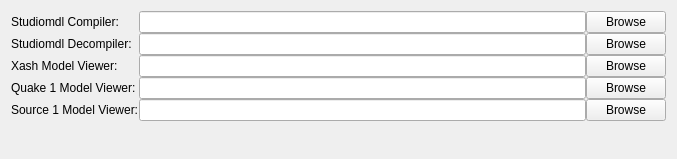
Old version of the form src/hlam/ui/options/OptionsPageExternalPrograms.ui in the repository SamVanheer/HalfLifeAssetManager.
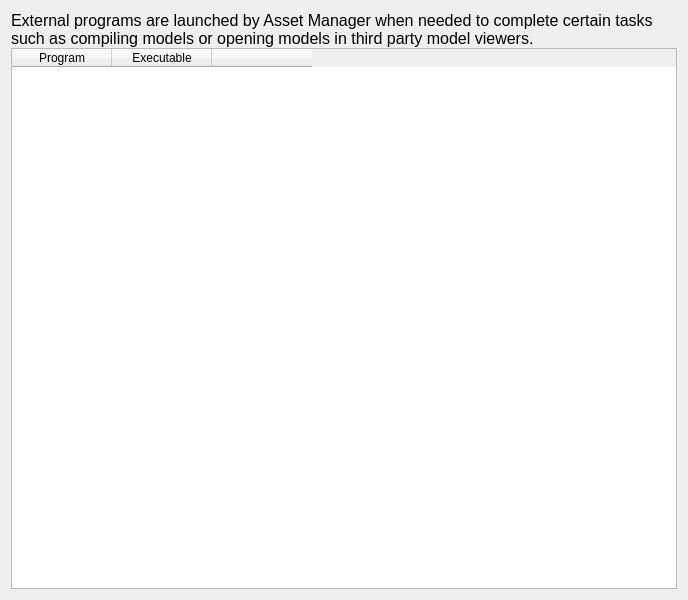
New version of the form.

Commit message: Rework external programs page to use table, store as map

```diff
--- a/src/hlam/ui/options/OptionsPageExternalPrograms.ui
+++ b/src/hlam/ui/options/OptionsPageExternalPrograms.ui
@@ -6,8 +6,8 @@
    <rect>
     <x>0</x>
     <y>0</y>
-    <width>677</width>
-    <height>159</height>
+    <width>688</width>
+    <height>600</height>
    </rect>
   </property>
   <property name="windowTitle">
@@ -18,158 +18,54 @@
     <number>0</number>
    </property>
    <item>
-    <layout class="QGridLayout" name="gridLayout_3">
+    <layout class="QVBoxLayout" name="verticalLayout_2">
      <property name="bottomMargin">
       <number>0</number>
      </property>
-     <item row="3" column="0">
-      <widget class="QLabel" name="label">
-       <property name="sizePolicy">
-        <sizepolicy hsizetype="Fixed" vsizetype="Preferred">
-         <horstretch>0</horstretch>
-         <verstretch>0</verstretch>
-        </sizepolicy>
-       </property>
-       <property name="text">
-        <string>Quake 1 Model Viewer:</string>
-       </property>
-      </widget>
-     </item>
-     <item row="2" column="0">
-      <widget class="QLabel" name="label_4">
-       <property name="sizePolicy">
-        <sizepolicy hsizetype="Fixed" vsizetype="Preferred">
-         <horstretch>0</horstretch>
-         <verstretch>0</verstretch>
-        </sizepolicy>
-       </property>
-       <property name="text">
-        <string>Xash Model Viewer:</string>
-       </property>
-      </widget>
-     </item>
-     <item row="1" column="1">
-      <widget class="QLineEdit" name="Decompiler"/>
-     </item>
-     <item row="3" column="2">
-      <widget class="QPushButton" name="BrowseQuake1ModelViewer">
-       <property name="text">
-        <string>Browse</string>
-       </property>
-      </widget>
-     </item>
-     <item row="1" column="2">
-      <widget class="QPushButton" name="BrowseDecompiler">
-       <property name="sizePolicy">
-        <sizepolicy hsizetype="Fixed" vsizetype="Fixed">
-         <horstretch>0</horstretch>
-         <verstretch>0</verstretch>
-        </sizepolicy>
-       </property>
-       <property name="text">
-        <string>Browse</string>
-       </property>
-      </widget>
-     </item>
-     <item row="0" column="0">
-      <widget class="QLabel" name="label_2">
-       <property name="sizePolicy">
-        <sizepolicy hsizetype="Fixed" vsizetype="Preferred">
-         <horstretch>0</horstretch>
-         <verstretch>0</verstretch>
-        </sizepolicy>
-       </property>
-       <property name="text">
-        <string>Studiomdl Compiler:</string>
-       </property>
-      </widget>
-     </item>
-     <item row="3" column="1">
-      <widget class="QLineEdit" name="Quake1ModelViewer"/>
-     </item>
-     <item row="2" column="2">
-      <widget class="QPushButton" name="BrowseXashModelViewer">
-       <property name="sizePolicy">
-        <sizepolicy hsizetype="Fixed" vsizetype="Fixed">
-         <horstretch>0</horstretch>
-         <verstretch>0</verstretch>
-        </sizepolicy>
-       </property>
-       <property name="text">
-        <string>Browse</string>
-       </property>
-      </widget>
-     </item>
-     <item row="1" column="0">
+     <item>
       <widget class="QLabel" name="label_3">
-       <property name="sizePolicy">
-        <sizepolicy hsizetype="Fixed" vsizetype="Preferred">
-         <horstretch>0</horstretch>
-         <verstretch>0</verstretch>
-        </sizepolicy>
+       <property name="font">
+        <font>
+         <pointsize>12</pointsize>
+         <weight>50</weight>
+         <bold>false</bold>
+        </font>
        </property>
        <property name="text">
-        <string>Studiomdl Decompiler:</string>
+        <string>External programs are launched by Asset Manager when needed to complete certain tasks such as compiling models or opening models in third party model viewers.</string>
        </property>
-      </widget>
-     </item>
-     <item row="2" column="1">
-      <widget class="QLineEdit" name="XashModelViewer"/>
-     </item>
-     <item row="0" column="2">
-      <widget class="QPushButton" name="BrowseCompiler">
-       <property name="sizePolicy">
-        <sizepolicy hsizetype="Fixed" vsizetype="Fixed">
-         <horstretch>0</horstretch>
-         <verstretch>0</verstretch>
-        </sizepolicy>
+       <property name="wordWrap">
+        <bool>true</bool>
        </property>
-       <property name="text">
-        <string>Browse</string>
-       </property>
       </widget>
      </item>
-     <item row="0" column="1">
-      <widget class="QLineEdit" name="Compiler"/>
-     </item>
-     <item row="4" column="0">
-      <widget class="QLabel" name="label_5">
-       <property name="sizePolicy">
-        <sizepolicy hsizetype="Fixed" vsizetype="Preferred">
-         <horstretch>0</horstretch>
-         <verstretch>0</verstretch>
-        </sizepolicy>
-       </property>
-       <property name="text">
-        <string>Source 1 Model Viewer:</string>
-       </property>
-      </widget>
-     </item>
-     <item row="4" column="1">
-      <widget class="QLineEdit" name="Source1ModelViewer"/>
-     </item>
-     <item row="4" column="2">
-      <widget class="QPushButton" name="BrowseSource1ModelViewer">
-       <property name="text">
-        <string>Browse</string>
-       </property>
+     <item>
+      <widget class="QTableWidget" name="Programs">
+       <attribute name="horizontalHeaderMinimumSectionSize">
+        <number>100</number>
+       </attribute>
+       <attribute name="horizontalHeaderStretchLastSection">
+        <bool>false</bool>
+       </attribute>
+       <column>
+        <property name="text">
+         <string>Program</string>
+        </property>
+       </column>
+       <column>
+        <property name="text">
+         <string>Executable</string>
+        </property>
+       </column>
+       <column>
+        <property name="text">
+         <string/>
+        </property>
+       </column>
       </widget>
      </item>
     </layout>
    </item>
-   <item>
-    <spacer name="verticalSpacer">
-     <property name="orientation">
-      <enum>Qt::Vertical</enum>
-     </property>
-     <property name="sizeHint" stdset="0">
-      <size>
-       <width>20</width>
-       <height>0</height>
-      </size>
-     </property>
-    </spacer>
-   </item>
   </layout>
  </widget>
  <resources/>
```
The commit also changes 15 other files.
